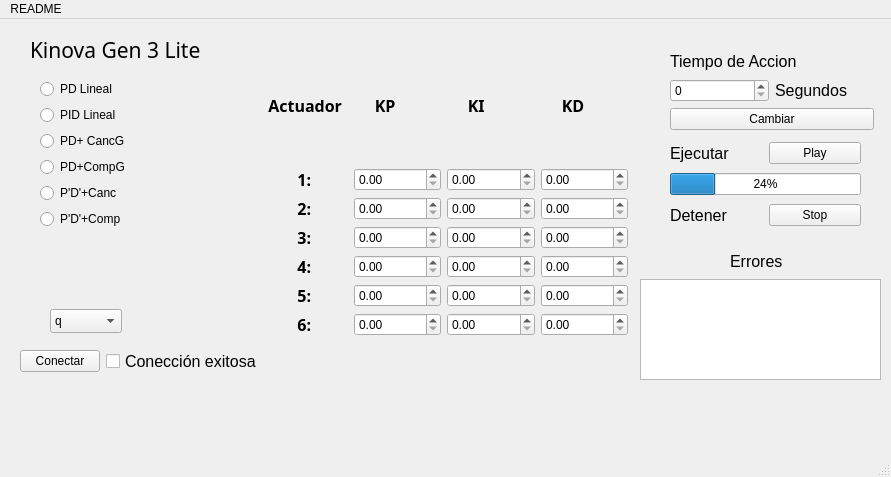
Above: mainwindow.ui from JeanPons183/InterfazKinova before the change. Below: the same form after it.
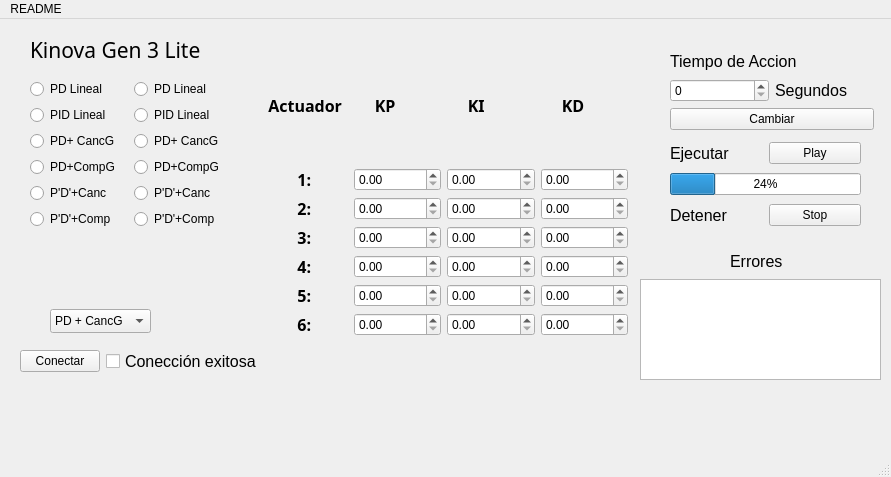
That is the form after the change.

Commit message: Cambiando los simbolos de info a warning

Diff of the .ui file:
```diff
--- a/mainwindow.ui
+++ b/mainwindow.ui
@@ -62,60 +62,6 @@
      <string>Errores</string>
     </property>
    </widget>
-   <widget class="QWidget" name="layoutWidget">
-    <property name="geometry">
-     <rect>
-      <x>40</x>
-      <y>60</y>
-      <width>97</width>
-      <height>221</height>
-     </rect>
-    </property>
-    <layout class="QFormLayout" name="formLayout">
-     <item row="1" column="0">
-      <widget class="QRadioButton" name="PIDSel">
-       <property name="text">
-        <string>PID Lineal</string>
-       </property>
-      </widget>
-     </item>
-     <item row="2" column="0">
-      <widget class="QRadioButton" name="PDCancGSel">
-       <property name="text">
-        <string>PD+ CancG</string>
-       </property>
-      </widget>
-     </item>
-     <item row="3" column="0">
-      <widget class="QRadioButton" name="PDComGSel">
-       <property name="text">
-        <string>PD+CompG</string>
-       </property>
-      </widget>
-     </item>
-     <item row="5" column="0">
-      <widget class="QRadioButton" name="PdCompGSel">
-       <property name="text">
-        <string>P'D'+Comp</string>
-       </property>
-      </widget>
-     </item>
-     <item row="4" column="0">
-      <widget class="QRadioButton" name="PdCancGSel">
-       <property name="text">
-        <string>P'D'+Canc</string>
-       </property>
-      </widget>
-     </item>
-     <item row="0" column="0">
-      <widget class="QRadioButton" name="PDSel">
-       <property name="text">
-        <string>PD Lineal</string>
-       </property>
-      </widget>
-     </item>
-    </layout>
-   </widget>
    <widget class="QWidget" name="layoutWidget">
     <property name="geometry">
      <rect>
@@ -600,13 +546,13 @@
      <rect>
       <x>50</x>
       <y>290</y>
-      <width>72</width>
+      <width>101</width>
       <height>24</height>
      </rect>
     </property>
     <item>
      <property name="text">
-      <string>q</string>
+      <string>PD + CancG</string>
      </property>
     </item>
     <item>
@@ -620,6 +566,110 @@
      </property>
     </item>
    </widget>
+   <widget class="QWidget" name="">
+    <property name="geometry">
+     <rect>
+      <x>30</x>
+      <y>60</y>
+      <width>202</width>
+      <height>211</height>
+     </rect>
+    </property>
+    <layout class="QHBoxLayout" name="horizontalLayout">
+     <item>
+      <layout class="QFormLayout" name="formLayout">
+       <item row="1" column="0">
+        <widget class="QRadioButton" name="PIDSel">
+         <property name="text">
+          <string>PID Lineal</string>
+         </property>
+        </widget>
+       </item>
+       <item row="2" column="0">
+        <widget class="QRadioButton" name="PDCancGSel">
+         <property name="text">
+          <string>PD+ CancG</string>
+         </property>
+        </widget>
+       </item>
+       <item row="3" column="0">
+        <widget class="QRadioButton" name="PDComGSel">
+         <property name="text">
+          <string>PD+CompG</string>
+         </property>
+        </widget>
+       </item>
+       <item row="5" column="0">
+        <widget class="QRadioButton" name="PdCompGSel">
+         <property name="text">
+          <string>P'D'+Comp</string>
+         </property>
+        </widget>
+       </item>
+       <item row="4" column="0">
+        <widget class="QRadioButton" name="PdCancGSel">
+         <property name="text">
+          <string>P'D'+Canc</string>
+         </property>
+        </widget>
+       </item>
+       <item row="0" column="0">
+        <widget class="QRadioButton" name="PDSel">
+         <property name="text">
+          <string>PD Lineal</string>
+         </property>
+        </widget>
+       </item>
+      </layout>
+     </item>
+     <item>
+      <layout class="QFormLayout" name="formLayout_2">
+       <item row="1" column="0">
+        <widget class="QRadioButton" name="PIDSel_2">
+         <property name="text">
+          <string>PID Lineal</string>
+         </property>
+        </widget>
+       </item>
+       <item row="2" column="0">
+        <widget class="QRadioButton" name="PDCancGSel_2">
+         <property name="text">
+          <string>PD+ CancG</string>
+         </property>
+        </widget>
+       </item>
+       <item row="3" column="0">
+        <widget class="QRadioButton" name="PDComGSel_2">
+         <property name="text">
+          <string>PD+CompG</string>
+         </property>
+        </widget>
+       </item>
+       <item row="5" column="0">
+        <widget class="QRadioButton" name="PdCompGSel_2">
+         <property name="text">
+          <string>P'D'+Comp</string>
+         </property>
+        </widget>
+       </item>
+       <item row="4" column="0">
+        <widget class="QRadioButton" name="PdCancGSel_2">
+         <property name="text">
+          <string>P'D'+Canc</string>
+         </property>
+        </widget>
+       </item>
+       <item row="0" column="0">
+        <widget class="QRadioButton" name="PDSel_2">
+         <property name="text">
+          <string>PD Lineal</string>
+         </property>
+        </widget>
+       </item>
+      </layout>
+     </item>
+    </layout>
+   </widget>
   </widget>
   <widget class="QMenuBar" name="menubar">
    <property name="geometry">
```
Left out of the diff: 2 changed lines with no effect on the pictures. The commit also changes 2 other files.
